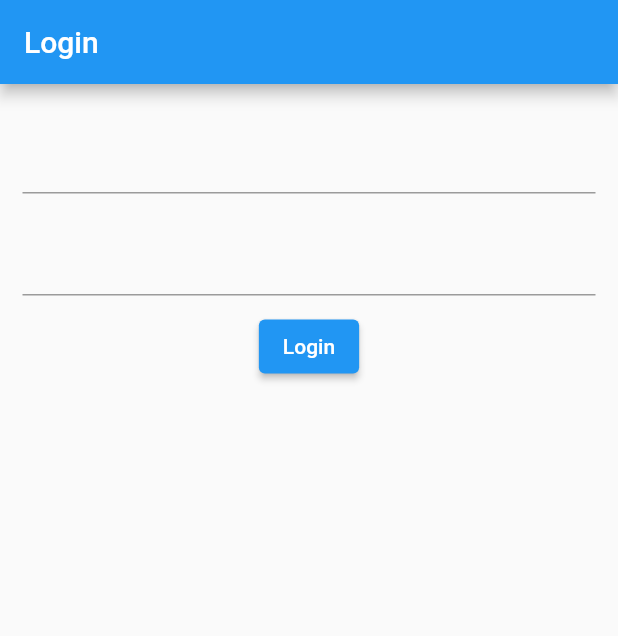
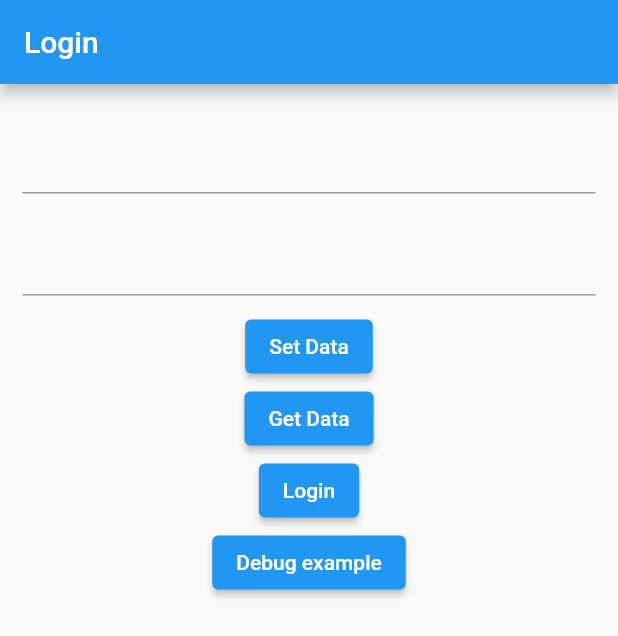
Before and after one commit to reactree-codegirls/flutter-firebase, a Flutter app: the screen it shows after launch, after a tap on "Login", on a phone screen of 412 x 824 dp. Shown: the top 636 px of the screen. Run offline on Flutter 3.47's test engine with Material 2 defaults, Android fonts, the phone set to English and light mode, and no system bars; our stand-ins replace cloud_firestore, firebase_auth, firebase_core, hive, hive_flutter, shared_preferences; accounts and stored records are empty; network calls fail.

Commit message:
Hive and shared preferences

```diff
--- a/lib/main.dart
+++ b/lib/main.dart
@@ -1,12 +1,19 @@
 import 'package:cloud_firestore/cloud_firestore.dart';
 import 'package:firebase_core/firebase_core.dart';
 import 'package:flutter/material.dart';
+import 'package:flutter_firebase/models/models.dart';
 import 'package:flutter_firebase/screens/home_screen.dart';
 import 'package:flutter_firebase/screens/splash_screen.dart';
+import 'package:hive/hive.dart';
+import 'package:path_provider/path_provider.dart' as PathProvider;
 
 void main() async {
   WidgetsFlutterBinding.ensureInitialized();
   await Firebase.initializeApp();
+  final appDocumentDir = await PathProvider.getApplicationDocumentsDirectory();
+  print(appDocumentDir.path);
+  Hive.init(appDocumentDir.path);
+  Hive.registerAdapter(UserModelAdapter());
   runApp(const MyApp());
 }
 
--- a/lib/models/models.dart
+++ b/lib/models/models.dart
@@ -1,5 +1,15 @@
+import 'package:hive/hive.dart';
+part 'models.g.dart';
+
+@HiveType(typeId: 1)
 class UserModel {
-  String name, fatherName, studentId;
+  @HiveField(0)
+  String name;
+  @HiveField(1)
+  String fatherName;
+  @HiveField(2)
+  String studentId;
+  @HiveField(3)
   int age;
   UserModel(
       {this.age = 0,
--- a/lib/screens/login_screen.dart
+++ b/lib/screens/login_screen.dart
@@ -3,6 +3,8 @@ import 'package:flutter/material.dart';
 import 'package:flutter_firebase/models/models.dart';
 import 'package:flutter_firebase/screens/home_screen.dart';
 import 'package:flutter_firebase/services/db.dart';
+import 'package:flutter_firebase/services/hive_service.dart';
+import 'package:flutter_firebase/services/shared_preference_service.dart';
 
 class LoginScreen extends StatefulWidget {
   const LoginScreen({Key? key}) : super(key: key);
@@ -22,7 +24,8 @@ class _LoginScreenState extends State<LoginScreen> {
               email: emailController.text, password: passwordController.text);
       if (usercredentials.user != null) {
         print(usercredentials.user!.uid);
-       UserModel? userModel= await DbService().getUser(usercredentials.user!.uid);
+        UserModel? userModel =
+            await DbService().getUser(usercredentials.user!.uid);
         await Navigator.pushAndRemoveUntil(context,
             MaterialPageRoute(builder: (_) {
           return HomeScreen(
@@ -63,9 +66,31 @@ class _LoginScreenState extends State<LoginScreen> {
             ),
             ElevatedButton(
                 onPressed: () async {
+                  // SharedPreferenceService().setData("Ali");
+                  UserModel userModel = UserModel(
+                      age: 20,
+                      fatherName: "Ali",
+                      name: "Ahmed",
+                      studentId: "123456");
+                  HiveService().setData(userModel);
+                },
+                child: Text("Set Data")),
+            ElevatedButton(
+                onPressed: () async {
+                  // SharedPreferenceService().getData();
+                  HiveService().getData();
+                },
+                child: Text("Get Data")),
+            ElevatedButton(
+                onPressed: () async {
                   loginUser();
                 },
-                child: Text("Login"))
+                child: Text("Login")),
+            ElevatedButton(
+                onPressed: () async {
+                  HiveService().looping();
+                },
+                child: Text("Debug example"))
           ],
         ),
       )),
--- a/lib/screens/splash_screen.dart
+++ b/lib/screens/splash_screen.dart
@@ -2,6 +2,7 @@ import 'package:firebase_auth/firebase_auth.dart';
 import 'package:flutter/material.dart';
 import 'package:flutter_firebase/screens/home_screen.dart';
 import 'package:flutter_firebase/screens/login_screen.dart';
+import 'package:hive/hive.dart';
 
 class SplashScreen extends StatefulWidget {
   const SplashScreen({Key? key}) : super(key: key);
@@ -43,10 +44,26 @@ class _SplashScreenState extends State<SplashScreen> {
     }
   }
 
+  openBoxes() async {
+    try {
+      Box testBox = await Hive.openBox('testBox');
+
+      if (testBox.isOpen) {
+        print(testBox.path);
+        print("Box has been opened");
+      } else {
+        print("Box not open");
+      }
+    } catch (e) {
+      print(e.toString());
+    }
+  }
+
   @override
   void initState() {
     // TODO: implement initState
     super.initState();
+    openBoxes();
     checkUser();
   }
 
--- /dev/null
+++ b/lib/services/shared_preference_service.dart
@@ -0,0 +1,14 @@
+import 'package:shared_preferences/shared_preferences.dart';
+
+class SharedPreferenceService {
+  setData(String name) async {
+    final sharedPefInstance = await SharedPreferences.getInstance();
+    sharedPefInstance.setString("myName", name);
+  }
+
+  getData() async {
+    final sharedPefInstance = await SharedPreferences.getInstance();
+    String myName = sharedPefInstance.get("myName") as String;
+    print("My name is $myName in the shared preferences");
+  }
+}
--- a/pubspec.yaml
+++ b/pubspec.yaml
@@ -37,11 +37,17 @@ dependencies:
   firebase_core: ^1.15.0
   cloud_firestore: ^3.1.13
   firebase_auth: ^3.3.17
+  shared_preferences: ^2.0.15
+  hive: ^2.2.1
+  hive_flutter: ^1.1.0
+  path_provider: ^2.0.10
 
 
 dev_dependencies:
   flutter_test:
     sdk: flutter
+  hive_generator: ^1.1.3
+  build_runner: ^2.1.11
 
   # The "flutter_lints" package below contains a set of recommended lints to
   # encourage good coding practices. The lint set provided by the package is
```
Also changed, not shown: lib/services/hive_service.dart (added, +40 -0 lines), lib/models/models.g.dart (added), pubspec.lock.
